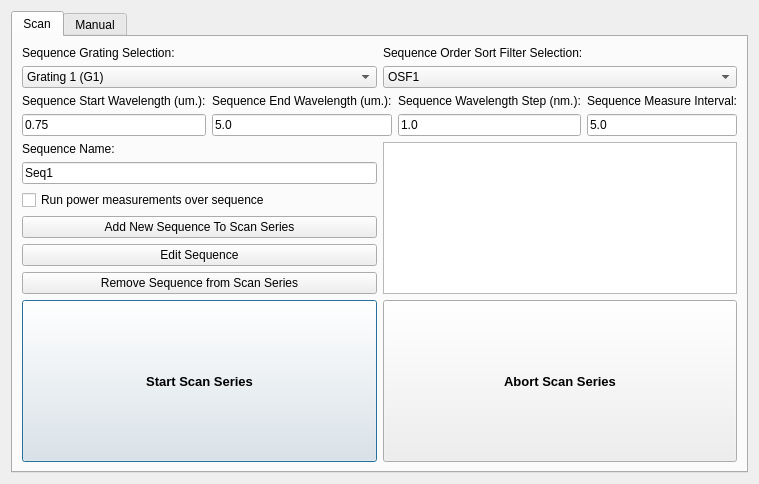
First picture: the form in SPHEREx-Calibration-Automation/pylab/pylabcal/pylabcalgui/QTDesigner/CS260Dialog.ui, repository samcondon4/SPHEREx-lab-tools, before the edit.
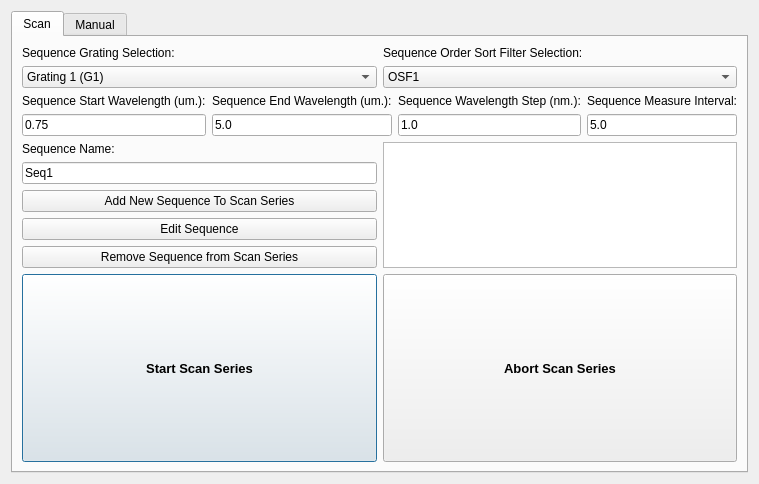
Second picture: the form after the edit.

Commit message: added pylabmisc for miscellaneous extensions to the main GUI window. These extensions will be used for standalone measurements, but most likely not for the final application

```diff
--- a/SPHEREx-Calibration-Automation/pylab/pylabcal/pylabcalgui/QTDesigner/CS260Dialog.ui
+++ b/SPHEREx-Calibration-Automation/pylab/pylabcal/pylabcalgui/QTDesigner/CS260Dialog.ui
@@ -245,14 +245,17 @@
        </item>
        <item row="2" column="0">
         <layout class="QGridLayout" name="gridLayout_4">
-         <item row="5" column="0">
-          <widget class="QPushButton" name="remove_sequence_button">
+         <item row="1" column="0">
+          <widget class="QLineEdit" name="sequence_name_ledit">
            <property name="text">
-            <string>Remove Sequence from Scan Series</string>
+            <string>Seq1</string>
+           </property>
+           <property name="placeholderText">
+            <string/>
            </property>
           </widget>
          </item>
-         <item row="3" column="0">
+         <item row="2" column="0">
           <widget class="QPushButton" name="add_new_sequence_button">
            <property name="sizePolicy">
             <sizepolicy hsizetype="Minimum" vsizetype="Maximum">
@@ -278,34 +281,24 @@
            </property>
           </widget>
          </item>
-         <item row="4" column="0">
-          <widget class="QPushButton" name="edit_sequence_button">
-           <property name="text">
-            <string>Edit Sequence</string>
-           </property>
-          </widget>
-         </item>
-         <item row="0" column="1" rowspan="6">
+         <item row="0" column="1" rowspan="5">
           <widget class="QListWidget" name="series">
            <property name="editTriggers">
             <set>QAbstractItemView::AllEditTriggers</set>
            </property>
           </widget>
          </item>
-         <item row="1" column="0">
-          <widget class="QLineEdit" name="sequence_name_ledit">
+         <item row="4" column="0">
+          <widget class="QPushButton" name="remove_sequence_button">
            <property name="text">
-            <string>Seq1</string>
-           </property>
-           <property name="placeholderText">
-            <string/>
+            <string>Remove Sequence from Scan Series</string>
            </property>
           </widget>
          </item>
-         <item row="2" column="0">
-          <widget class="QCheckBox" name="power_measure_checkbox">
+         <item row="3" column="0">
+          <widget class="QPushButton" name="edit_sequence_button">
            <property name="text">
-            <string>Run power measurements over sequence</string>
+            <string>Edit Sequence</string>
            </property>
           </widget>
          </item>
```
Left out of the diff: 19 changed lines with no effect on the pictures. The commit also changes 7 other files.
